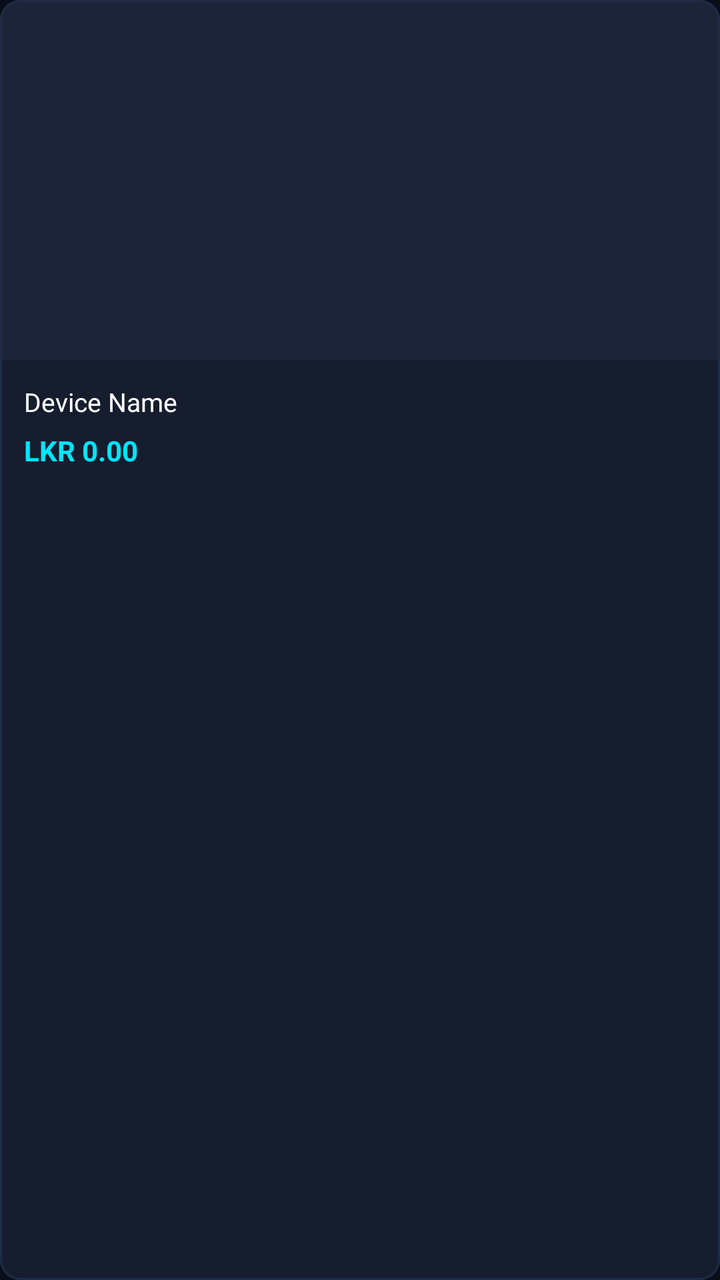
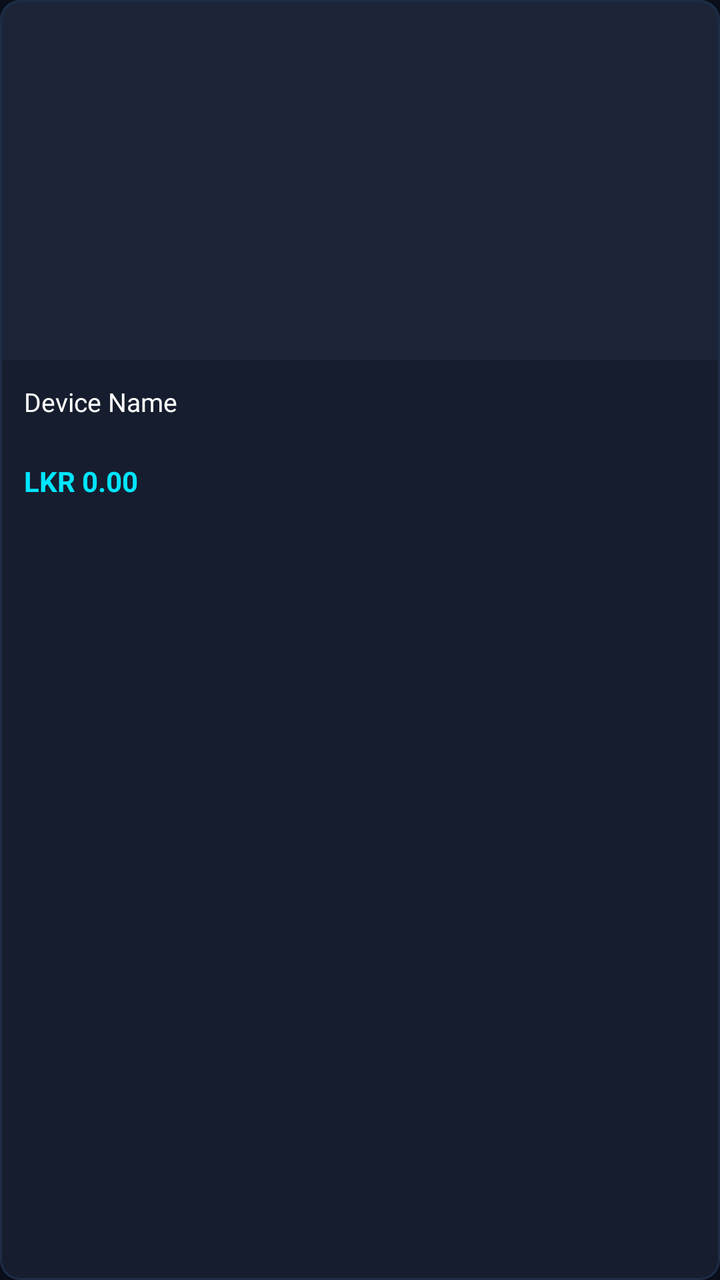

Before-and-after screenshots of an Android layout around one commit, followed by the original layout XML and the change that was made.
<!-- AndroidManifest.xml: application theme Theme.UltraMobile -->
<!-- res/layout/item_listing.xml -->
<?xml version="1.0" encoding="utf-8"?>
<com.google.android.material.card.MaterialCardView
    xmlns:android="http://schemas.android.com/apk/res/android"
    xmlns:app="http://schemas.android.com/apk/res-auto"
    android:layout_width="match_parent"
    android:layout_height="wrap_content"
    android:layout_margin="6dp"
    app:cardBackgroundColor="@color/um_surface_card"
    app:strokeColor="@color/um_surface_border"
    app:strokeWidth="1dp"
    app:cardElevation="0dp"
    app:cardCornerRadius="10dp">

    <LinearLayout
        android:layout_width="match_parent"
        android:layout_height="wrap_content"
        android:orientation="vertical">

        <FrameLayout
            android:layout_width="match_parent"
            android:layout_height="180dp"
            android:background="@color/um_surface_elevated">

            <ImageView
                android:id="@+id/listing_item_image"
                android:layout_width="match_parent"
                android:layout_height="match_parent"
                android:scaleType="centerInside"
                android:padding="16dp" />

        </FrameLayout>

        <LinearLayout
            android:layout_width="match_parent"
            android:layout_height="wrap_content"
            android:orientation="vertical"
            android:padding="12dp">

            <TextView
                android:id="@+id/listing_item_name"
                android:layout_width="match_parent"
                android:layout_height="wrap_content"
                android:text="Device Name"
                android:textColor="@color/um_text_primary"
                android:textSize="13sp"
                android:maxLines="2"
                android:ellipsize="end" />

            <TextView
                android:id="@+id/listing_item_price"
                android:layout_width="wrap_content"
                android:layout_height="wrap_content"
                android:layout_marginTop="6dp"
                android:text="LKR 0.00"
                android:textColor="@color/um_primary"
                android:textSize="14sp"
                android:textStyle="bold" />

        </LinearLayout>

    </LinearLayout>

</com.google.android.material.card.MaterialCardView>
<!-- resources referenced by this layout -->
<resources>
  <color name="um_primary">#00E5FF</color>
  <color name="um_surface_border">#1E2D45</color>
  <color name="um_surface_card">#161D2E</color>
  <color name="um_surface_elevated">#1C2538</color>
  <color name="um_text_primary">#FFFFFF</color>
  <style name="Theme.UltraMobile" parent="Theme.Material3.Dark.NoActionBar">
          <item name="colorPrimary">@color/um_primary</item>
          <item name="colorOnPrimary">@color/um_text_on_primary</item>
          <item name="colorPrimaryContainer">@color/um_surface_card</item>
          <item name="colorOnPrimaryContainer">@color/um_primary</item>
          <item name="colorSecondary">@color/um_primary_dim</item>
          <item name="colorOnSecondary">@color/um_text_primary</item>
          <item name="colorSecondaryContainer">@color/um_surface_elevated</item>
          <item name="colorOnSecondaryContainer">@color/um_accent</item>
          <item name="colorTertiary">@color/um_success</item>
          <item name="colorOnTertiary">@color/um_background</item>
          <item name="colorError">@color/um_error</item>
          <item name="colorOnError">@color/um_text_primary</item>
          <item name="android:colorBackground">@color/um_background</item>
          <item name="colorOnBackground">@color/um_text_primary</item>
          <item name="colorSurface">@color/um_surface</item>
          <item name="colorOnSurface">@color/um_text_primary</item>
          <item name="colorSurfaceVariant">@color/um_surface_card</item>
          <item name="colorOnSurfaceVariant">@color/um_text_secondary</item>
          <item name="colorOutline">@color/um_surface_border</item>
          <item name="colorOutlineVariant">@color/um_surface_elevated</item>
          <item name="colorSurfaceInverse">@color/um_text_primary</item>
          <item name="colorOnSurfaceInverse">@color/um_background</item>
          <item name="colorPrimaryInverse">@color/um_primary_dark</item>
          <item name="android:statusBarColor">@color/um_background</item>
          <item name="android:navigationBarColor">@color/um_surface</item>
          <item name="android:windowLightStatusBar">false</item>
          
          <item name="toolbarStyle">@style/UltraToolbar</item>
      </style>
  <color name="um_text_on_primary">#0A0E1A</color>
  <color name="um_primary_dim">#0097A7</color>
  <color name="um_accent">#18FFFF</color>
  <color name="um_success">#00E676</color>
  <color name="um_background">#0A0E1A</color>
  <color name="um_error">#FF5252</color>
  <color name="um_surface">#111827</color>
  <color name="um_text_secondary">#B0BEC5</color>
  <color name="um_primary_dark">#00B8CC</color>
  <style name="UltraToolbar" parent="Widget.MaterialComponents.Toolbar">
          <item name="android:background">@color/um_surface</item>
          <item name="titleTextColor">@color/um_text_primary</item>
      </style>
</resources>

<!-- the commit's change to res/layout/item_listing.xml (unified diff, before → after) -->
@@ -43,7 +43,7 @@
                 android:text="Device Name"
                 android:textColor="@color/um_text_primary"
                 android:textSize="13sp"
-                android:maxLines="2"
+                android:lines="2"
                 android:ellipsize="end" />
 
             <TextView
